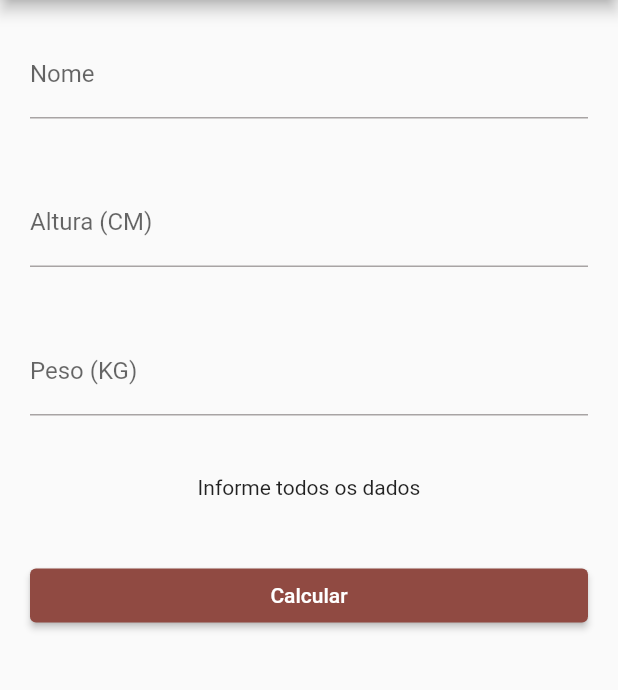
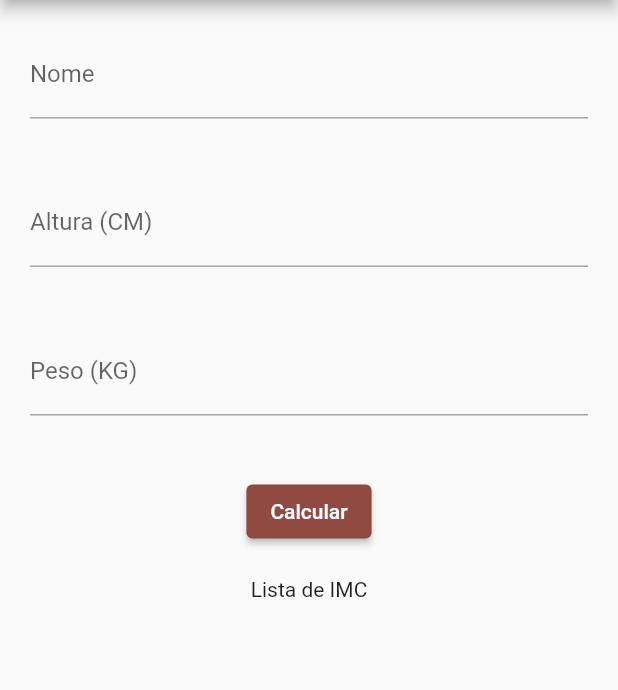
Before and after one commit to thiiagofernando/desafioimcdio, a Flutter app: the screen it shows after launch, after a tap on "Calcular", on a phone screen of 412 x 824 dp, the part 84-774 px from its top. Run offline on Flutter 3.47's test engine with Material 2 defaults, Android fonts, the phone set to English and light mode, and no system bars; our stand-ins replace flutter_masked_text2.

Commit message:
Adicionado IMCs em uma Lista na tela

```diff
--- a/lib/bloc/imc.bloc.dart
+++ b/lib/bloc/imc.bloc.dart
@@ -1,3 +1,4 @@
+import 'package:desafioimcdio/constantes/mensagens.dart';
 import 'package:desafioimcdio/model/pessoa.dart';
 import 'package:flutter/material.dart';
 import 'package:flutter_masked_text2/flutter_masked_text2.dart';
@@ -6,12 +7,12 @@ class ImcBloc {
   final nomeCtrl = TextEditingController();
   final pesoCtrl = MaskedTextController(mask: '000');
   final alturaCtrl = MaskedTextController(mask: '000');
-  var result = 'Preencha os dados para calcular o seu IMC';
+  var result = Mensagens.preencherDados;
 
   calcularImc() {
     try {
       if (nomeCtrl.text.isEmpty || alturaCtrl.text.isEmpty || pesoCtrl.text.isEmpty) {
-        result = 'Informe todos os dados';
+        result = Mensagens.informeTodosDados;
       } else {
         double peso = double.parse(pesoCtrl.text);
         double altura = double.parse(alturaCtrl.text) / 100;
@@ -40,7 +41,7 @@ class ImcBloc {
         }
       }
     } catch (e) {
-      result = 'Erro no operação';
+      result = Mensagens.erroOperacao;
     }
   }
 }
--- /dev/null
+++ b/lib/constantes/mensagens.dart
@@ -0,0 +1,5 @@
+class Mensagens {
+  static String preencherDados = 'Preencha os dados para calcular o seu IMC';
+  static String informeTodosDados = 'Informe todos os dados';
+  static String erroOperacao = 'Erro no operação';
+}
--- a/lib/ui/home.dart
+++ b/lib/ui/home.dart
@@ -1,4 +1,5 @@
 import 'package:desafioimcdio/bloc/imc.bloc.dart';
+import 'package:desafioimcdio/constantes/mensagens.dart';
 import 'package:flutter/material.dart';
 
 class HomePage extends StatefulWidget {
@@ -10,13 +11,15 @@ class HomePage extends StatefulWidget {
 
 class _HomePageState extends State<HomePage> {
   final bloc = ImcBloc();
+  final List<String> listaDeImc = <String>[];
   @override
   Widget build(BuildContext context) {
     return Scaffold(
       appBar: AppBar(
         title: const Text('Calculadora IMC'),
       ),
-      body: ListView(
+      body: SingleChildScrollView(
+        child: Column(
           children: [
             Padding(
               padding: const EdgeInsets.all(20),
@@ -50,17 +53,13 @@ class _HomePageState extends State<HomePage> {
             ),
             Padding(
               padding: const EdgeInsets.all(20),
-            child: Text(
-              bloc.result,
-              textAlign: TextAlign.center,
-            ),
-          ),
-          Padding(
-            padding: const EdgeInsets.all(20),
               child: ElevatedButton(
                   onPressed: () {
                     setState(() {
                       bloc.calcularImc();
+                      if (bloc.result != Mensagens.informeTodosDados && bloc.result != Mensagens.erroOperacao) {
+                        listaDeImc.add(bloc.result);
+                      }
                     });
                   },
                   child: const Text(
@@ -68,7 +67,25 @@ class _HomePageState extends State<HomePage> {
                     style: TextStyle(color: Colors.white),
                   )),
             ),
+            const Text('Lista de IMC'),
+            Container(
+              padding: const EdgeInsets.all(8),
+              height: 300,
+              width: 400,
+              child: Align(
+                alignment: Alignment.topCenter,
+                child: ListView.builder(
+                  reverse: true,
+                  shrinkWrap: true,
+                  itemCount: listaDeImc.length,
+                  itemBuilder: (context, index) {
+                    return Text(listaDeImc[index].toString());
+                  },
+                ),
+              ),
+            ),
           ],
+        ),
       ),
     );
   }
```
Lines whose indentation alone changed are shown as unchanged.
